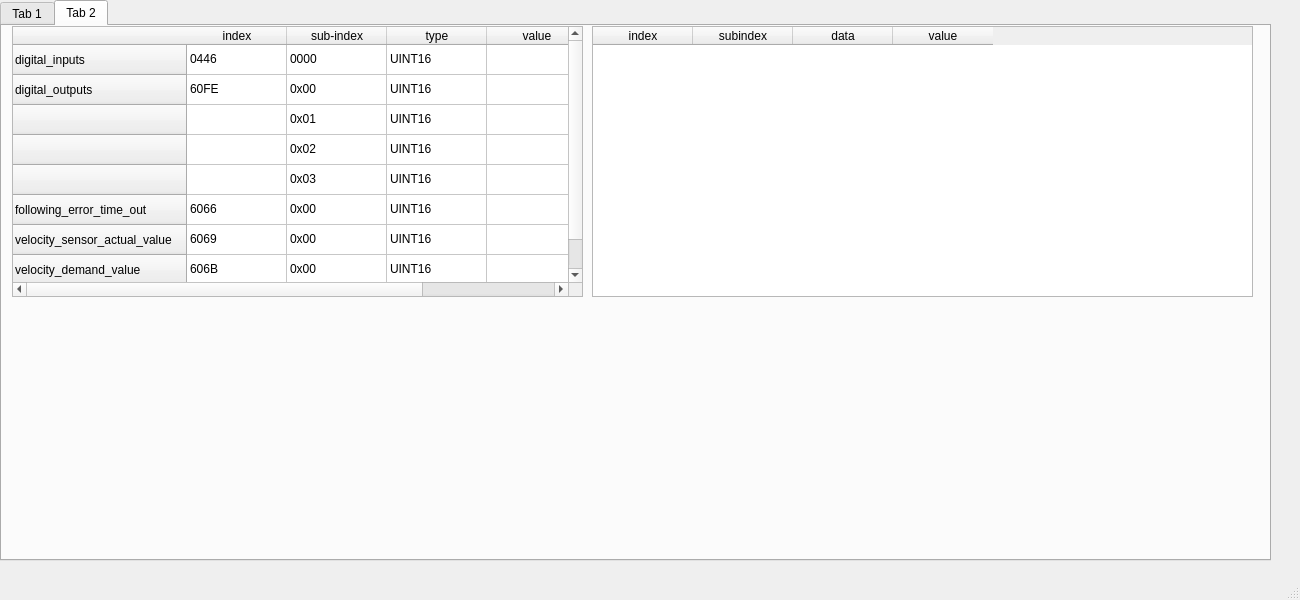
This is mainwindow.ui in Phong1908/CANOPEN as Qt 5 draws it before an edit. The edited form follows.
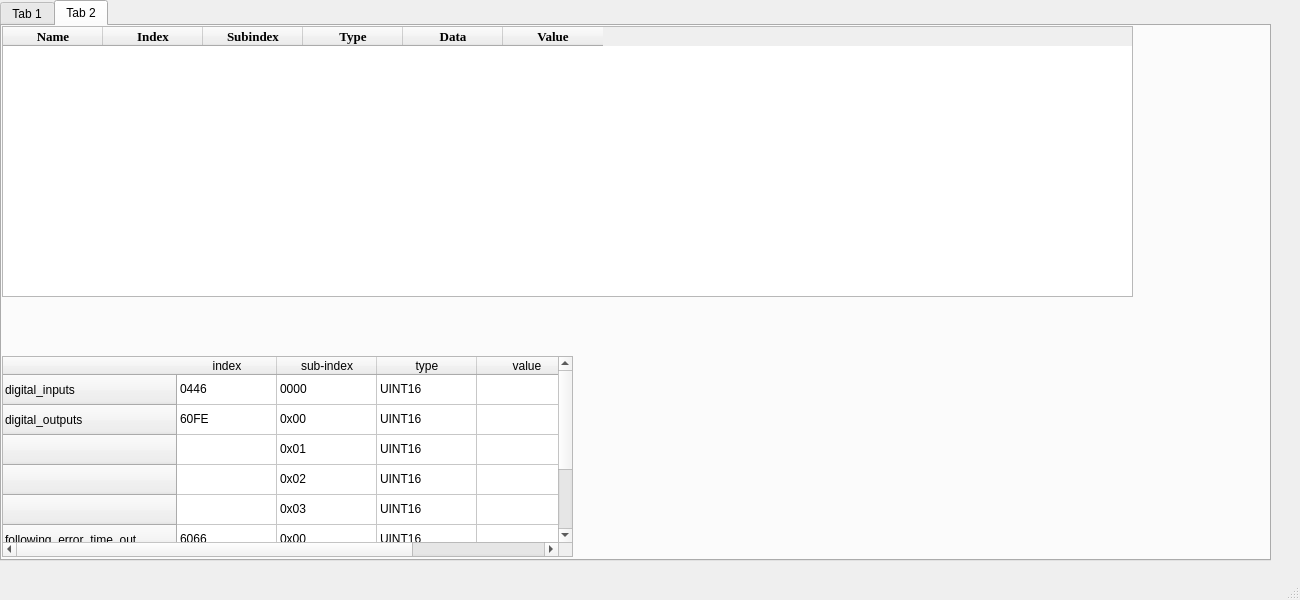
This is the edited form.

The edit to the form file:
```diff
--- a/mainwindow.ui
+++ b/mainwindow.ui
@@ -642,10 +642,10 @@
      <widget class="QTableWidget" name="tableWidget">
       <property name="geometry">
        <rect>
-        <x>10</x>
-        <y>0</y>
+        <x>0</x>
+        <y>330</y>
         <width>571</width>
-        <height>271</height>
+        <height>201</height>
        </rect>
       </property>
       <row>
@@ -840,30 +840,127 @@
      <widget class="QTableWidget" name="tableWidget_2">
       <property name="geometry">
        <rect>
-        <x>590</x>
+        <x>0</x>
         <y>0</y>
-        <width>661</width>
+        <width>1131</width>
         <height>271</height>
        </rect>
       </property>
       <column>
        <property name="text">
-        <string>index</string>
+        <string>Name</string>
        </property>
+       <property name="font">
+        <font>
+         <family>Times New Roman</family>
+         <pointsize>10</pointsize>
+         <bold>true</bold>
+        </font>
+       </property>
+       <property name="background">
+        <color>
+         <red>176</red>
+         <green>176</green>
+         <blue>176</blue>
+        </color>
+       </property>
       </column>
       <column>
        <property name="text">
-        <string>subindex</string>
+        <string>Index</string>
        </property>
+       <property name="font">
+        <font>
+         <family>Times New Roman</family>
+         <pointsize>10</pointsize>
+         <bold>true</bold>
+        </font>
+       </property>
+       <property name="background">
+        <color>
+         <red>176</red>
+         <green>176</green>
+         <blue>176</blue>
+        </color>
+       </property>
       </column>
       <column>
        <property name="text">
-        <string>data</string>
+        <string>Subindex</string>
        </property>
+       <property name="font">
+        <font>
+         <family>Times New Roman</family>
+         <pointsize>10</pointsize>
+         <bold>true</bold>
+        </font>
+       </property>
+       <property name="background">
+        <color>
+         <red>176</red>
+         <green>176</green>
+         <blue>176</blue>
+        </color>
+       </property>
       </column>
       <column>
        <property name="text">
-        <string>value</string>
+        <string>Type</string>
+       </property>
+       <property name="font">
+        <font>
+         <family>Times New Roman</family>
+         <pointsize>10</pointsize>
+         <bold>true</bold>
+        </font>
+       </property>
+       <property name="background">
+        <color>
+         <red>176</red>
+         <green>176</green>
+         <blue>176</blue>
+        </color>
+       </property>
+      </column>
+      <column>
+       <property name="text">
+        <string>Data</string>
+       </property>
+       <property name="font">
+        <font>
+         <family>Times New Roman</family>
+         <pointsize>10</pointsize>
+         <bold>true</bold>
+        </font>
+       </property>
+       <property name="background">
+        <color>
+         <red>176</red>
+         <green>176</green>
+         <blue>176</blue>
+        </color>
+       </property>
+      </column>
+      <column>
+       <property name="text">
+        <string>Value</string>
+       </property>
+       <property name="font">
+        <font>
+         <family>Times New Roman</family>
+         <pointsize>10</pointsize>
+         <italic>false</italic>
+         <bold>true</bold>
+         <underline>false</underline>
+         <strikeout>false</strikeout>
+        </font>
+       </property>
+       <property name="background">
+        <color>
+         <red>176</red>
+         <green>176</green>
+         <blue>176</blue>
+        </color>
        </property>
       </column>
      </widget>
```
